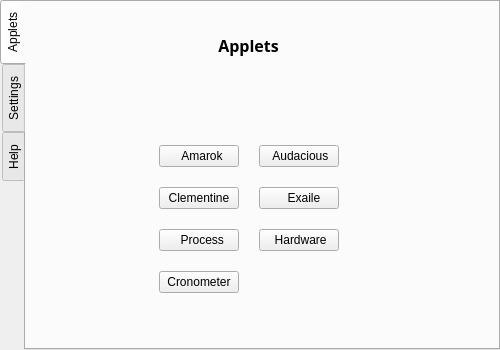
Above: mainwindow.ui from spezifisch/g15manager before the change. Below: the same form after it.
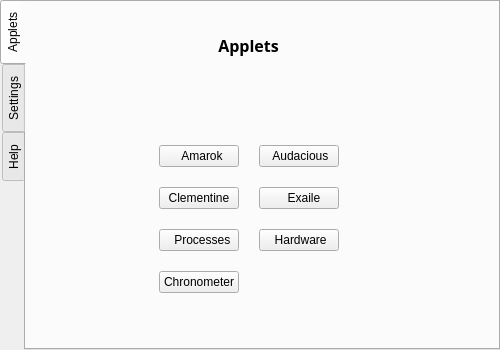
That is the form after the change. Icons and pictures are not drawn.

The edit to the form file:
```diff
--- a/mainwindow.ui
+++ b/mainwindow.ui
@@ -354,7 +354,7 @@
             </size>
            </property>
            <property name="text">
-            <string>  Process</string>
+            <string>  Processes</string>
            </property>
            <property name="icon">
             <iconset>
@@ -380,7 +380,7 @@
             </size>
            </property>
            <property name="text">
-            <string>Cronometer</string>
+            <string>Chronometer</string>
            </property>
            <property name="icon">
             <iconset>
```
Left out of the diff: 2 changed lines with no effect on the pictures.
